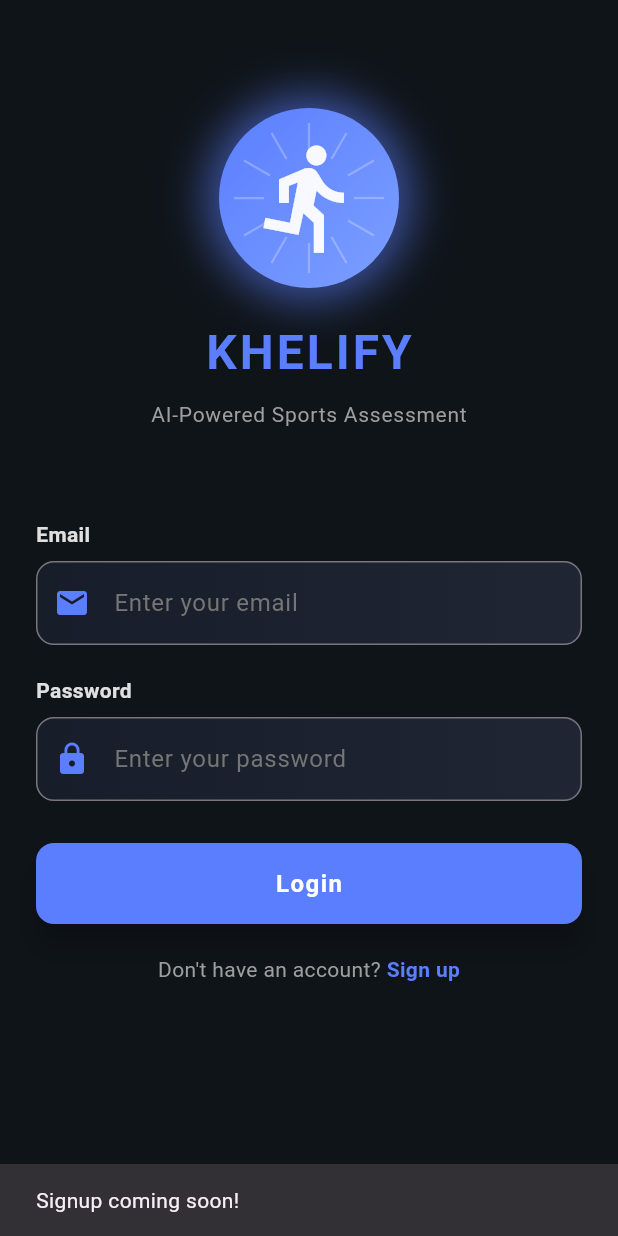
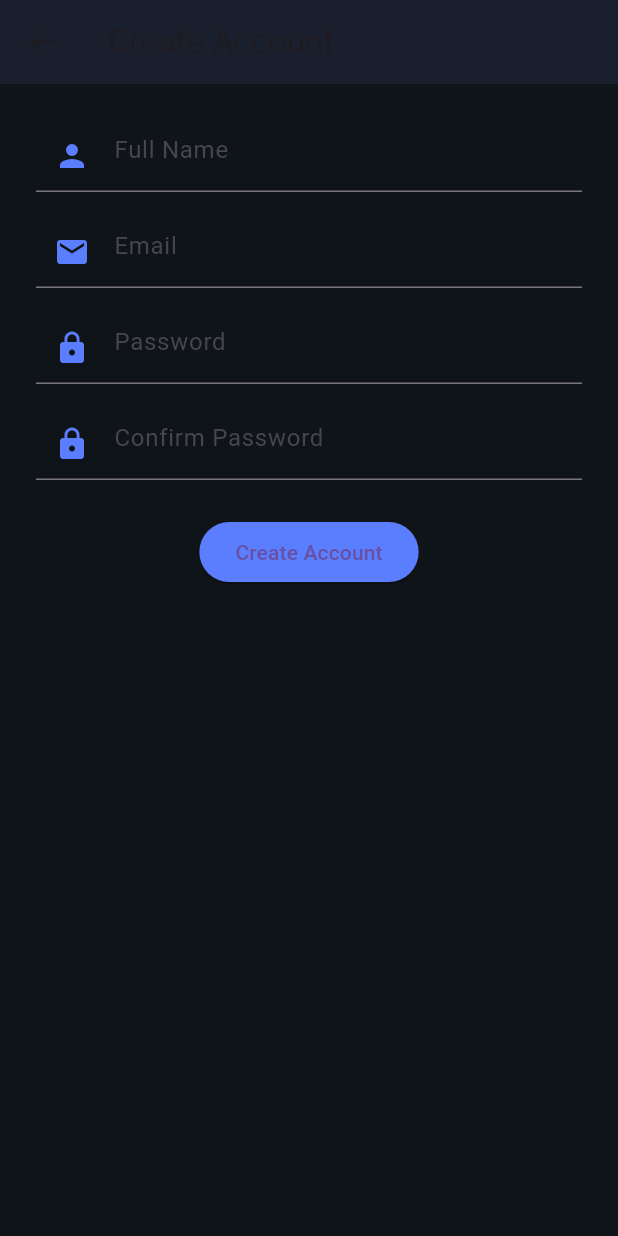
Before and after one commit to ayush2k5-cpu/khelify, a Flutter app: the screen it shows after launch, after a tap on "Sign up", on a phone screen of 412 x 824 dp. Run offline on Flutter 3.47's test engine with Material 3 defaults, Android fonts, the light colour scheme and no system bars.

Commit message:
Force add all files - Ayush

```diff
--- a/lib/screens/login_screen.dart
+++ b/lib/screens/login_screen.dart
@@ -1,5 +1,6 @@
 import 'package:flutter/material.dart';
 import 'dart:math';
+import 'signup_screen.dart';
 
 class LoginScreen extends StatefulWidget {
   @override
@@ -31,11 +32,9 @@ class _LoginScreenState extends State<LoginScreen> {
             children: [
               SizedBox(height: 40),
 
-              // Custom Golden Logo with Athlete
               Center(
                 child: Column(
                   children: [
-                    // Golden Athletic Circle with Athlete Silhouette
                     Container(
                       width: 120,
                       height: 120,
@@ -99,7 +98,6 @@ class _LoginScreenState extends State<LoginScreen> {
 
               SizedBox(height: 60),
 
-              // Email Field
               Text(
                 'Email',
                 style: TextStyle(
@@ -148,7 +146,6 @@ class _LoginScreenState extends State<LoginScreen> {
 
               SizedBox(height: 20),
 
-              // Password Field
               Text(
                 'Password',
                 style: TextStyle(
@@ -205,7 +202,6 @@ class _LoginScreenState extends State<LoginScreen> {
 
               SizedBox(height: 28),
 
-              // Login Button
               SizedBox(
                 height: 54,
                 child: ElevatedButton(
@@ -242,7 +238,6 @@ class _LoginScreenState extends State<LoginScreen> {
 
               SizedBox(height: 20),
 
-              // Signup Link
               Row(
                 mainAxisAlignment: MainAxisAlignment.center,
                 children: [
@@ -252,8 +247,9 @@ class _LoginScreenState extends State<LoginScreen> {
                   ),
                   GestureDetector(
                     onTap: () {
-                      ScaffoldMessenger.of(context).showSnackBar(
-                        SnackBar(content: Text('Signup coming soon!')),
+                      Navigator.push(
+                        context,
+                        MaterialPageRoute(builder: (context) => SignupScreen()),
                       );
                     },
                     child: Text(
--- /dev/null
+++ b/lib/screens/signup_screen.dart
@@ -0,0 +1,49 @@
+import 'package:flutter/material.dart';
+
+class SignupScreen extends StatefulWidget {
+  @override
+  State<SignupScreen> createState() => _SignupScreenState();
+}
+
+class _SignupScreenState extends State<SignupScreen> {
+  final _nameController = TextEditingController();
+  final _emailController = TextEditingController();
+  final _passwordController = TextEditingController();
+  final _confirmPasswordController = TextEditingController();
+
+  @override
+  void dispose() {
+    _nameController.dispose();
+    _emailController.dispose();
+    _passwordController.dispose();
+    _confirmPasswordController.dispose();
+    super.dispose();
+  }
+
+  @override
+  Widget build(BuildContext context) {
+    return Scaffold(
+      backgroundColor: Color(0xFF0F1419),
+      appBar: AppBar(
+        title: Text('Create Account'),
+        backgroundColor: Color(0xFF1A1F2E),
+      ),
+      body: SingleChildScrollView(
+        padding: EdgeInsets.all(24),
+        child: Column(
+          children: [
+            TextField(controller: _nameController, style: TextStyle(color: Colors.white), decoration: InputDecoration(hintText: 'Full Name', prefixIcon: Icon(Icons.person, color: Color(0xFF5B7EFF)))),
+            SizedBox(height: 16),
+            TextField(controller: _emailController, style: TextStyle(color: Colors.white), decoration: InputDecoration(hintText: 'Email', prefixIcon: Icon(Icons.email, color: Color(0xFF5B7EFF)))),
+            SizedBox(height: 16),
+            TextField(controller: _passwordController, style: TextStyle(color: Colors.white), obscureText: true, decoration: InputDecoration(hintText: 'Password', prefixIcon: Icon(Icons.lock, color: Color(0xFF5B7EFF)))),
+            SizedBox(height: 16),
+            TextField(controller: _confirmPasswordController, style: TextStyle(color: Colors.white), obscureText: true, decoration: InputDecoration(hintText: 'Confirm Password', prefixIcon: Icon(Icons.lock, color: Color(0xFF5B7EFF)))),
+            SizedBox(height: 24),
+            ElevatedButton(onPressed: () { Navigator.pop(context); }, style: ElevatedButton.styleFrom(backgroundColor: Color(0xFF5B7EFF)), child: Text('Create Account')),
+          ],
+        ),
+      ),
+    );
+  }
+}
```
